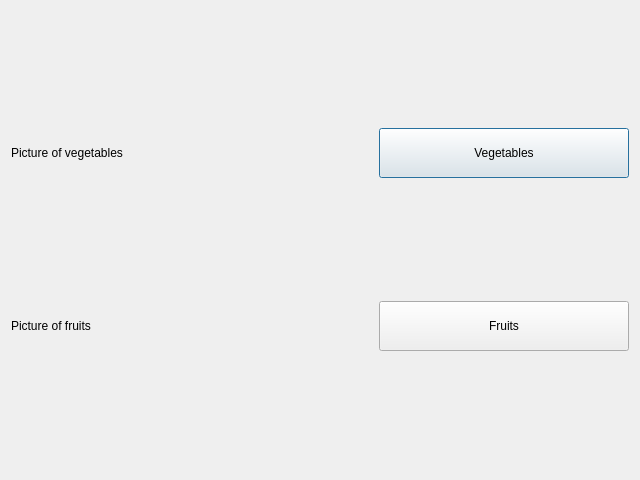
The window that custominput.ui (NoHeat/GUI) describes before a commit, drawn with Qt 5.
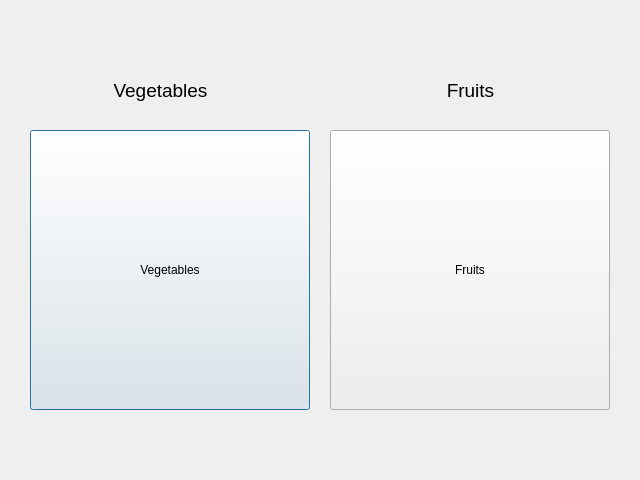
The same window after the commit.

Commit message: Updated some buttons to contain images

What changed in the file:
```diff
--- a/custominput.ui
+++ b/custominput.ui
@@ -13,18 +13,15 @@
   <property name="windowTitle">
    <string>Custom Input Menu</string>
   </property>
-  <layout class="QVBoxLayout" name="verticalLayout">
-   <item>
-    <layout class="QHBoxLayout" name="horizontalLayout_2">
-     <item>
-      <widget class="QLabel" name="labelVegetable">
-       <property name="text">
-        <string>Picture of vegetables</string>
-       </property>
-      </widget>
-     </item>
-     <item>
       <widget class="QPushButton" name="btn_vegetables_input">
+   <property name="geometry">
+    <rect>
+     <x>30</x>
+     <y>130</y>
+     <width>280</width>
+     <height>280</height>
+    </rect>
+   </property>
        <property name="minimumSize">
         <size>
          <width>0</width>
@@ -33,7 +30,7 @@
        </property>
        <property name="maximumSize">
         <size>
-         <width>250</width>
+     <width>400</width>
          <height>16777215</height>
         </size>
        </property>
@@ -41,20 +38,15 @@
         <string>Vegetables</string>
        </property>
       </widget>
-     </item>
-    </layout>
-   </item>
-   <item>
-    <layout class="QHBoxLayout" name="horizontalLayout">
-     <item>
-      <widget class="QLabel" name="labelFruit">
-       <property name="text">
-        <string>Picture of fruits</string>
-       </property>
-      </widget>
-     </item>
-     <item>
       <widget class="QPushButton" name="btn_fruits_input">
+   <property name="geometry">
+    <rect>
+     <x>330</x>
+     <y>130</y>
+     <width>280</width>
+     <height>280</height>
+    </rect>
+   </property>
        <property name="minimumSize">
         <size>
          <width>0</width>
@@ -63,7 +55,7 @@
        </property>
        <property name="maximumSize">
         <size>
-         <width>250</width>
+     <width>400</width>
          <height>16777215</height>
         </size>
        </property>
@@ -71,10 +63,32 @@
         <string>Fruits</string>
        </property>
       </widget>
-     </item>
-    </layout>
-   </item>
-  </layout>
+  <widget class="QLabel" name="vegetableLabel">
+   <property name="geometry">
+    <rect>
+     <x>50</x>
+     <y>70</y>
+     <width>221</width>
+     <height>41</height>
+    </rect>
+   </property>
+   <property name="text">
+    <string>&lt;html&gt;&lt;head/&gt;&lt;body&gt;&lt;p align=&quot;center&quot;&gt;&lt;span style=&quot; font-size:14pt;&quot;&gt;Vegetables&lt;/span&gt;&lt;/p&gt;&lt;/body&gt;&lt;/html&gt;</string>
+   </property>
+  </widget>
+  <widget class="QLabel" name="fruitLabel">
+   <property name="geometry">
+    <rect>
+     <x>360</x>
+     <y>70</y>
+     <width>221</width>
+     <height>41</height>
+    </rect>
+   </property>
+   <property name="text">
+    <string>&lt;html&gt;&lt;head/&gt;&lt;body&gt;&lt;p align=&quot;center&quot;&gt;&lt;span style=&quot; font-size:14pt;&quot;&gt;Fruits&lt;/span&gt;&lt;/p&gt;&lt;/body&gt;&lt;/html&gt;</string>
+   </property>
+  </widget>
  </widget>
  <resources/>
  <connections/>
```
Lines whose indentation alone changed are shown as unchanged. The commit also changes 2 other files.
